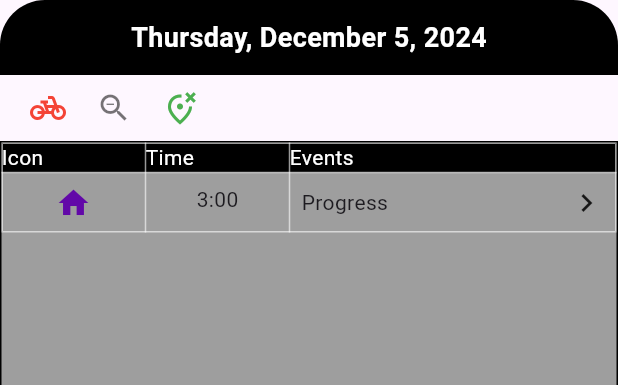
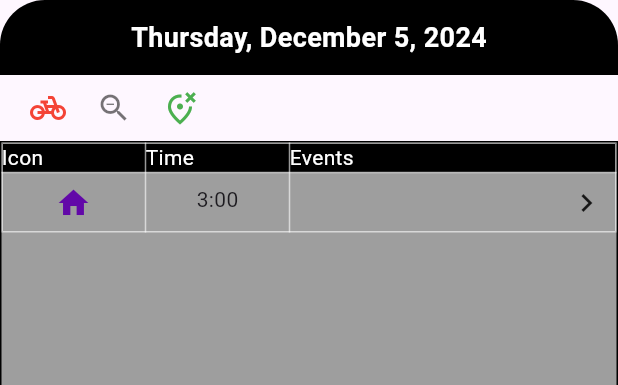
Before and after one commit to Prince-AppsTango/flutter_file_structure, a Flutter app: the CustomBottomSheet widget shown alone on an empty page, opened directly with empty values, on a phone screen of 412 x 824 dp. Shown: the top 385 px of the screen. Run offline on Flutter 3.47's test engine with Material 3 defaults, Android fonts, the phone set to English and light mode, and no system bars; our stand-ins replace bloc, equatable, flutter_calendar_carousel, flutter_svg, fpdart.

Commit message:
added dyanmic text

```diff
--- a/lib/features/HomePage/presentation/widgets/bottom_sheet.dart
+++ b/lib/features/HomePage/presentation/widgets/bottom_sheet.dart
@@ -129,10 +129,7 @@ class CustomBottomSheet extends StatelessWidget {
                           child: Row(
                             crossAxisAlignment: CrossAxisAlignment.center,
                             mainAxisAlignment: MainAxisAlignment.spaceBetween,
-                            children: [
-                              Text("Progress"),
-                              Icon(Icons.chevron_right)
-                            ],
+                            children: [Text(title), Icon(Icons.chevron_right)],
                           ),
                         ),
                       ),
--- a/lib/features/HomePage/presentation/widgets/calendar.dart
+++ b/lib/features/HomePage/presentation/widgets/calendar.dart
@@ -59,7 +59,7 @@ class _CalendarWidgetState extends State<CalendarWidget> {
           showBottomSheet(
               context: context,
               builder: (BuildContext builder) => CustomBottomSheet(
-                    title: date.toString(),
+                    title: todaysEvent,
                   ));
           setState(() {
             _currentDate = date;
```
